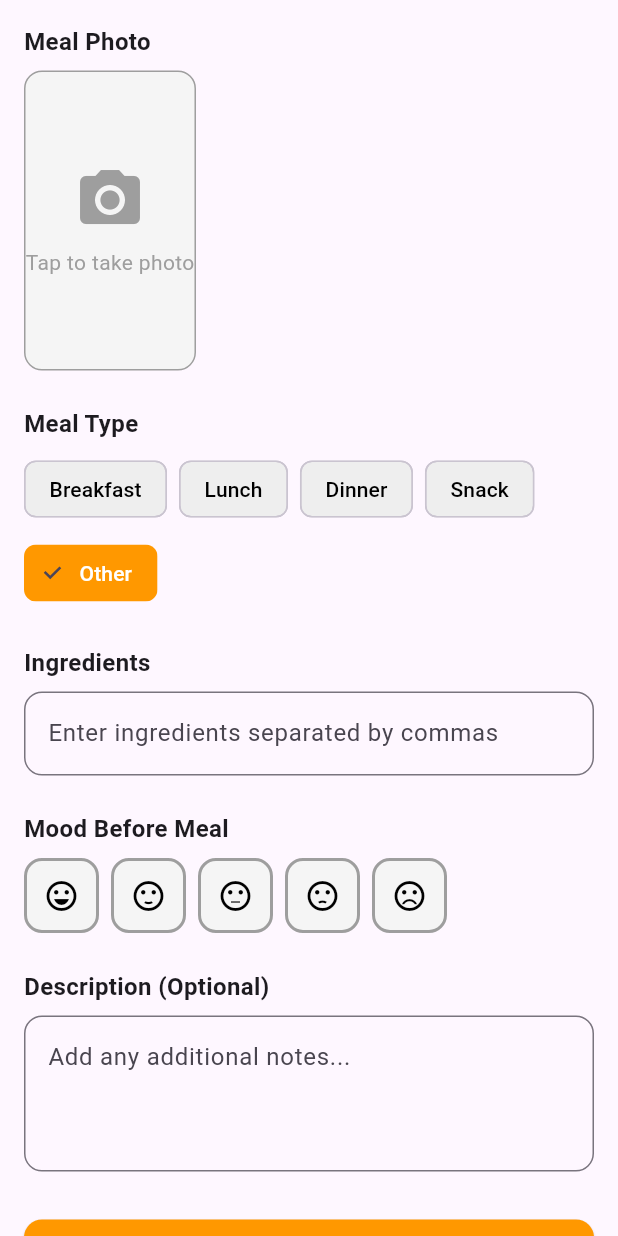
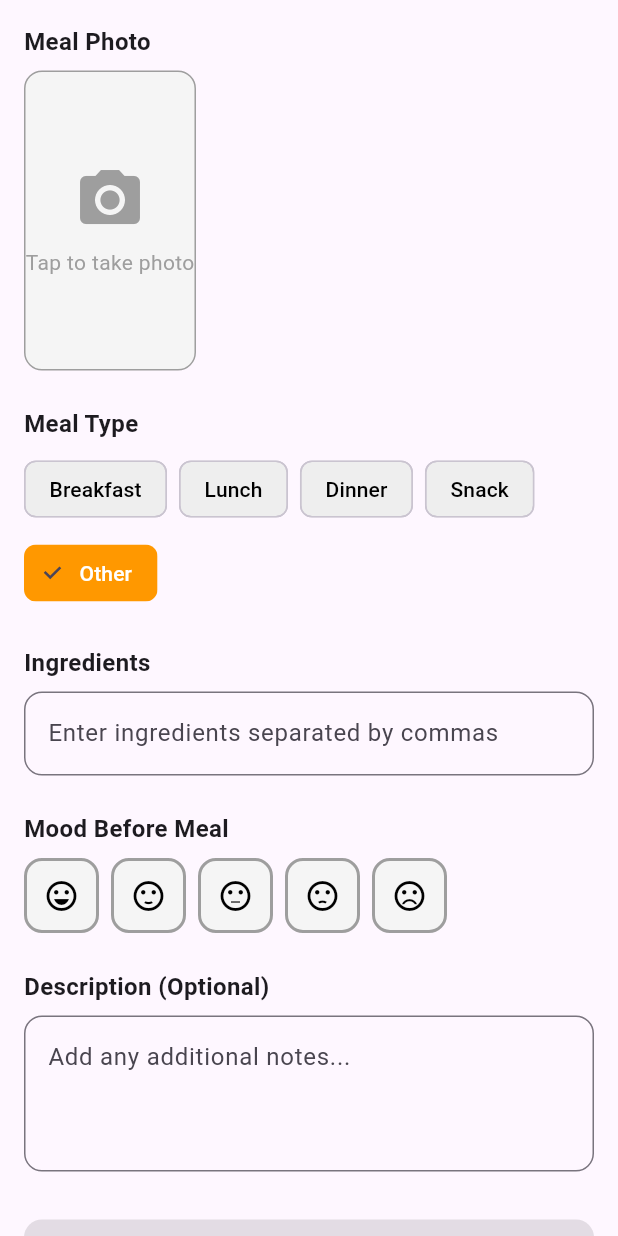
Before and after one commit to BartekBac/scheck, a Flutter app: the MealRegistrationForm widget shown alone on an empty page, opened directly, on a phone screen of 412 x 824 dp. Run offline on Flutter 3.47's test engine with Material 3 defaults, Android fonts, the phone set to English and light mode, and no system bars; our stand-ins replace bloc, drift, equatable, flutter_bloc, freezed_annotation, get_it and 4 more; accounts and stored records are empty; generated files the repository leaves out were written again.

Commit message:
improving Meal/SymptomRegistration features

```diff
--- a/lib/features/entries/presentation/pages/meal_registration_page.dart
+++ b/lib/features/entries/presentation/pages/meal_registration_page.dart
@@ -63,9 +63,10 @@ class MealRegistrationBloc extends Bloc<MealRegistrationEvent, MealRegistrationS
   Future<void> _onUpdateDescription(UpdateDescription event, Emitter<MealRegistrationState> emit) async {
     emit(state.copyWith(
       description: event.description,
+      status: MealRegistrationStatus.editing,
     ));
   }
-  //TODO: here AddEntry usecase should be used and EntryBloc should listen to repo streams of saving data via FormBlocs
+
   Future<void> _onSubmitMeal(SubmitMeal event, Emitter<MealRegistrationState> emit) async {
     emit(state.copyWith(status: MealRegistrationStatus.submitting));
     try {
@@ -80,7 +81,6 @@ class MealRegistrationBloc extends Bloc<MealRegistrationEvent, MealRegistrationS
       );
 
       await addEntry.call(entry);
-
       // reset state
       emit(const MealRegistrationState());
     } catch (e) {
@@ -176,6 +176,5 @@ enum MealRegistrationStatus {
   initial,
   editing,
   submitting,
-  submitted,
   error,
 }
--- a/lib/features/entries/presentation/widgets/meal_registration_form.dart
+++ b/lib/features/entries/presentation/widgets/meal_registration_form.dart
@@ -28,7 +28,7 @@ class MealRegistrationForm extends StatelessWidget {
               const SizedBox(height: 24),
               _buildMoodSection(context),
               const SizedBox(height: 24),
-              _buildDescriptionSection(context),
+              const _DescriptionSection(),
               const SizedBox(height: 32),
               _buildSubmitButton(context, state),
             ],
@@ -194,79 +194,6 @@ class MealRegistrationForm extends StatelessWidget {
     );
   }
 
-/*  Widget _buildIngredientsSection(BuildContext context) {
-    return BlocBuilder<MealRegistrationBloc, MealRegistrationState>(
-      buildWhen: (previous, current) => previous.ingredients != current.ingredients,
-      builder: (context, state) {
-        return StatefulBuilder(
-          builder: (context, setState) {
-            final controller = TextEditingController(text: state.ingredientsText);
-            //final ingredientsText = state.ingredients.join(', ');
-            //controller.text = 'test';//ingredientsText;
-
-            /*controller.selection = TextSelection.fromPosition(
-              TextPosition(offset: controller.text.length),
-            );
-*/
-            return Column(
-              crossAxisAlignment: CrossAxisAlignment.start,
-              children: [
-                const Text(
-                  'Ingredients',
-                  style: TextStyle(fontSize: 16, fontWeight: FontWeight.bold),
-                ),
-                const SizedBox(height: 8),
-                TextField(
-                  controller: controller,
-                  decoration: InputDecoration(
-                    hintText: 'Enter ingredients separated by commas',
-                    border: OutlineInputBorder(
-                      borderRadius: BorderRadius.circular(12),
-                    ),
-                  ),
-                  onChanged: (value) {
-                    final endsWithCommaAndWhitespace = RegExp(r',\s*$');
-                    if(!endsWithCommaAndWhitespace.hasMatch(value,)) {
-                      final ingredients = value
-                          .split(',')
-                          .map((e) => e.trim())
-                          .where((e) => e.isNotEmpty)
-                          .toList();
-                      context.read<MealRegistrationBloc>().add(
-                          UpdateIngredients(ingredients));
-                    }
-                  },
-                ),
-                if (state.ingredients.isNotEmpty) ...[
-                  const SizedBox(height: 8),
-                  Padding(
-                    padding: const EdgeInsets.only(top: 8.0),
-                    child: Wrap(
-                      spacing: 8,
-                      runSpacing: 4,
-                      children: state.ingredients.map((ingredient) {
-                        return Chip(
-                          label: Text(ingredient),
-                          backgroundColor: Colors.orange[100],
-                          deleteIcon: const Icon(Icons.close, size: 18),
-                          onDeleted: () {
-                            final updatedIngredients = List<String>.from(state.ingredients)..remove(ingredient);
-                            context.read<MealRegistrationBloc>().add(UpdateIngredients(updatedIngredients));
-                          },
-                        );
-                      }).toList(),
-                    ),
-                  ),
-                ],
-              ],
-            );
-          },
-        );
-      },
-    );
-  }
-*/
-
   Widget _buildMoodSection(BuildContext context) {
     final state = context.read<MealRegistrationBloc>().state;
     return Column(
@@ -307,37 +234,14 @@ class MealRegistrationForm extends StatelessWidget {
     );
   }
 
-  Widget _buildDescriptionSection(BuildContext context) {
-    return Column(
-      crossAxisAlignment: CrossAxisAlignment.start,
-      children: [
-        const Text(
-          'Description (Optional)',
-          style: TextStyle(fontSize: 16, fontWeight: FontWeight.bold),
-        ),
-        const SizedBox(height: 8),
-        TextField(
-          maxLines: 3,
-          decoration: InputDecoration(
-            hintText: 'Add any additional notes...',
-            border: OutlineInputBorder(
-              borderRadius: BorderRadius.circular(12),
-            ),
-          ),
-          onChanged: (value) {
-            context.read<MealRegistrationBloc>().add(UpdateDescription(value.isEmpty ? null : value));
-          },
-        ),
-      ],
-    );
-  }
-
   Widget _buildSubmitButton(BuildContext context, MealRegistrationState state) {
     return ElevatedButton(
-      onPressed: () {
-        context.read<MealRegistrationBloc>().add(SubmitMeal());
-        context.read<NavigationBloc>().add(NavigationEvent.pageChanged(0));
-      },
+      onPressed: state.readyToSave
+          ? () {
+              context.read<MealRegistrationBloc>().add(SubmitMeal());
+              context.read<NavigationBloc>().add(const NavigationEvent.pageChanged(0));
+            }
+          : null,
       style: ElevatedButton.styleFrom(
         backgroundColor: Colors.orange,
         foregroundColor: Colors.white,
@@ -352,7 +256,6 @@ class MealRegistrationForm extends StatelessWidget {
       ),
     );
   }
-
 }
 
 class _IngredientsSection extends StatefulWidget {
@@ -447,3 +350,65 @@ class _IngredientsSectionState extends State<_IngredientsSection> {
     );
   }
 }
+
+class _DescriptionSection extends StatefulWidget {
+  const _DescriptionSection();
+
+  @override
+  State<_DescriptionSection> createState() => _DescriptionSectionState();
+}
+
+class _DescriptionSectionState extends State<_DescriptionSection> {
+  final TextEditingController _controller = TextEditingController();
+
+  @override
+  void initState() {
+    super.initState();
+    _controller.text = context.read<MealRegistrationBloc>().state.description ?? '';
+  }
+
+  @override
+  void dispose() {
+    _controller.dispose();
+    super.dispose();
+  }
+
+  @override
+  Widget build(BuildContext context) {
+    return BlocListener<MealRegistrationBloc, MealRegistrationState>(
+      listenWhen: (previous, current) => previous.description != current.description,
+      listener: (context, state) {
+        final newText = state.description ?? '';
+        if (newText != _controller.text) {
+          _controller.text = newText;
+          _controller.selection = TextSelection.fromPosition(
+            TextPosition(offset: _controller.text.length),
+          );
+        }
+      },
+      child: Column(
+        crossAxisAlignment: CrossAxisAlignment.start,
+        children: [
+          const Text(
+            'Description (Optional)',
+            style: TextStyle(fontSize: 16, fontWeight: FontWeight.bold),
+          ),
+          const SizedBox(height: 8),
+          TextField(
+            controller: _controller,
+            maxLines: 3,
+            decoration: InputDecoration(
+              hintText: 'Add any additional notes...',
+              border: OutlineInputBorder(
+                borderRadius: BorderRadius.circular(12),
+              ),
+            ),
+            onChanged: (value) {
+              context.read<MealRegistrationBloc>().add(UpdateDescription(value.isEmpty ? null : value));
+            },
+          ),
+        ],
+      ),
+    );
+  }
+}
--- a/lib/features/entries/presentation/widgets/symptom_registration_form.dart
+++ b/lib/features/entries/presentation/widgets/symptom_registration_form.dart
@@ -1,6 +1,7 @@
 import 'package:flutter/material.dart';
 import 'package:flutter_bloc/flutter_bloc.dart';
 import 'package:scheck/features/entries/presentation/pages/symptom_registration_page.dart';
+import 'package:scheck/features/navigation/presentation/bloc/navigation_bloc.dart';
 
 class SymptomRegistrationForm extends StatelessWidget {
   const SymptomRegistrationForm({super.key});
@@ -175,9 +176,10 @@ class SymptomRegistrationForm extends StatelessWidget {
 
   Widget _buildSubmitButton(BuildContext context, SymptomRegistrationState state) {
     return ElevatedButton(
-      onPressed: state.selectedSymptoms.isNotEmpty
+      onPressed: state.readyToSave
           ? () {
               context.read<SymptomRegistrationBloc>().add(SubmitSymptoms());
+              context.read<NavigationBloc>().add(const NavigationEvent.pageChanged(0));
             }
           : null,
       style: ElevatedButton.styleFrom(
```
Also changed, not shown: lib/features/entries/presentation/pages/symptom_registration_page.dart (+12 -14 lines).
